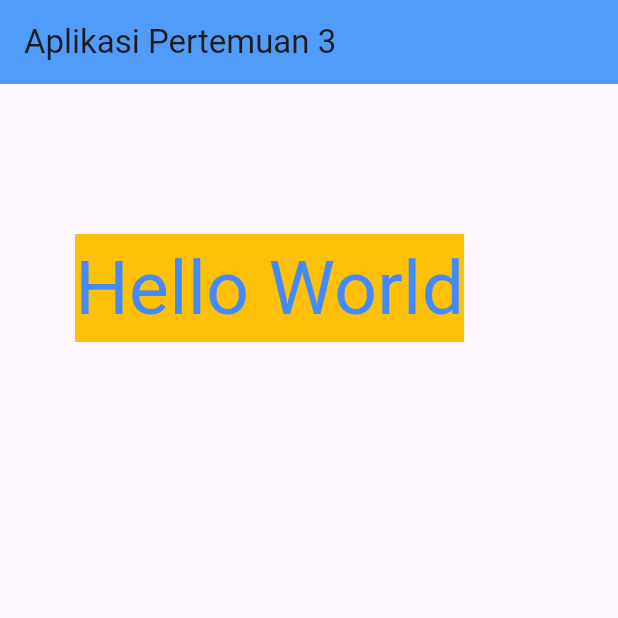
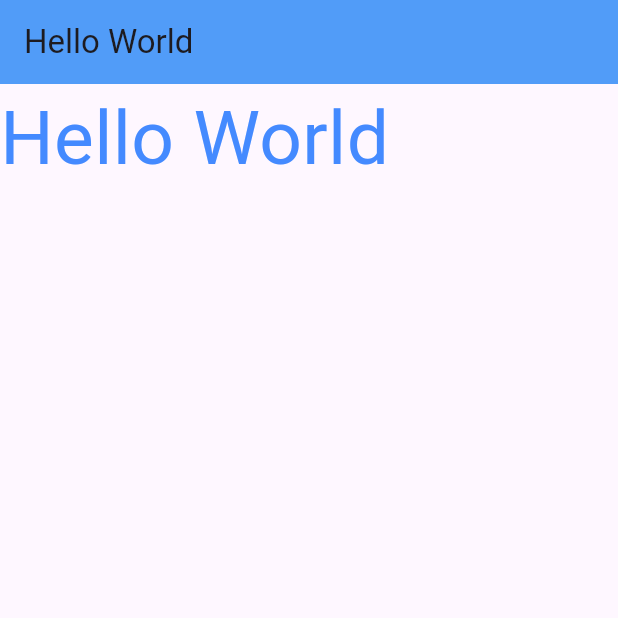
Before and after one commit to septyaanp/21102177_TI3_ppb2234-2coba, a Flutter app: the screen it shows after launch, on a phone screen of 412 x 824 dp, the top half of it. Run offline on Flutter 3.47's test engine with Material 3 defaults, Android fonts, the phone set to English and light mode, and no system bars.

Commit message:
step 2 : add Widget Body & widget text

```diff
--- a/praktikum3/lib/main.dart
+++ b/praktikum3/lib/main.dart
@@ -7,26 +7,20 @@ void main() {
 class MyApp extends StatelessWidget {
   const MyApp({super.key});
 
-  // This widget is the root of your application.
   @override
   Widget build(BuildContext context) {
     return MaterialApp(
       home: Scaffold(
         appBar: AppBar(
-          title: Text('Aplikasi Pertemuan 3'),
-          backgroundColor: Color.fromARGB(
-              255, 81, 156, 248), // Ubah warna latar belakang AppBar
+          title: Text('Hello World'),
+          backgroundColor: Color.fromARGB(255, 81, 156, 248),
         ),
-        body: Container(
-          margin: EdgeInsets.only(top: 100, left: 50),
-          color: Colors.amber,
-          child: Text('Hello World',
-              style: TextStyle(
-                color: Colors.blueAccent,
-                fontSize: 50,
-              )
-              // Ubah warna teks
-              ),
+        body: Text(
+          'Hello World',
+          style: TextStyle(
+            color: Colors.blueAccent,
+            fontSize: 50,
+          ),
         ),
       ),
     );
```
